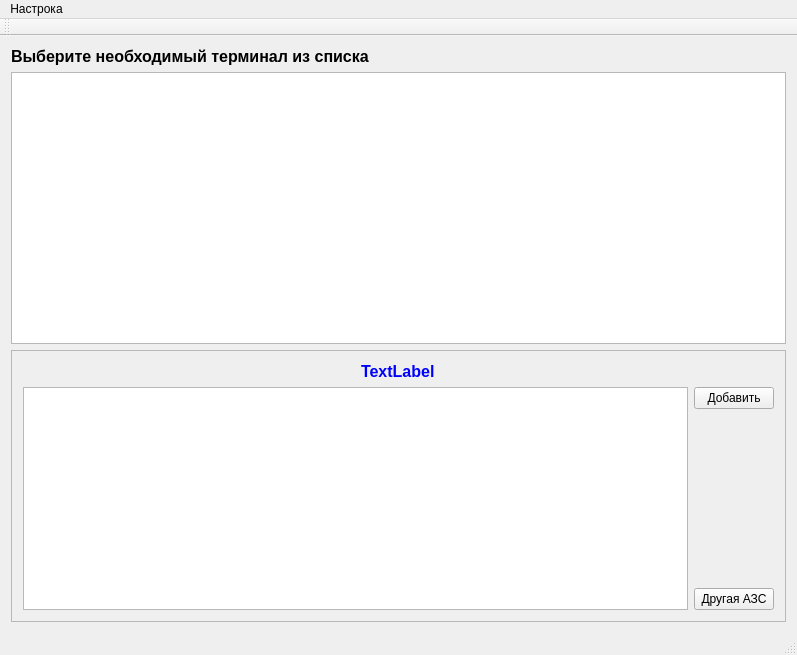
Old version of the form mainwindow.ui in the repository rust3128/MposOperators.
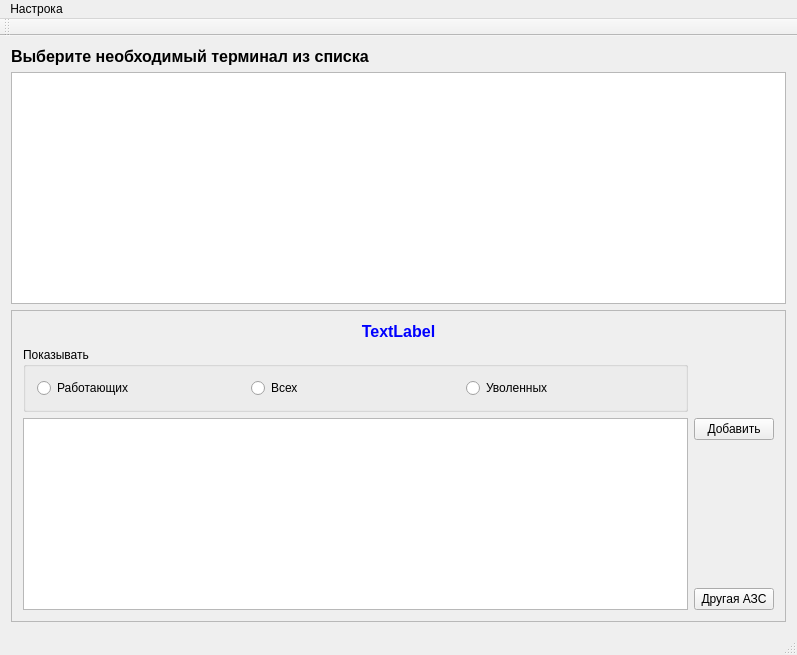
New version of the form. Icons and pictures are not drawn.

The edit to the form file:
```diff
--- a/mainwindow.ui
+++ b/mainwindow.ui
@@ -31,6 +31,11 @@
     </item>
     <item row="1" column="0">
      <widget class="QTableView" name="tableView">
+      <property name="font">
+       <font>
+        <pointsize>12</pointsize>
+       </font>
+      </property>
       <property name="editTriggers">
        <set>QAbstractItemView::NoEditTriggers</set>
       </property>
@@ -57,7 +62,27 @@
        <enum>QFrame::Raised</enum>
       </property>
       <layout class="QGridLayout" name="gridLayout">
-       <item row="1" column="1">
+       <item row="2" column="0">
+        <widget class="QTableWidget" name="tableWidget">
+         <property name="font">
+          <font>
+           <pointsize>12</pointsize>
+           <weight>50</weight>
+           <bold>false</bold>
+          </font>
+         </property>
+         <property name="editTriggers">
+          <set>QAbstractItemView::NoEditTriggers</set>
+         </property>
+         <property name="alternatingRowColors">
+          <bool>true</bool>
+         </property>
+         <property name="sortingEnabled">
+          <bool>true</bool>
+         </property>
+        </widget>
+       </item>
+       <item row="2" column="1">
         <layout class="QVBoxLayout" name="verticalLayout">
          <item>
           <widget class="QPushButton" name="pushButton">
@@ -88,7 +113,7 @@
          </item>
         </layout>
        </item>
-       <item row="0" column="0" colspan="2" alignment="Qt::AlignHCenter">
+       <item row="0" column="0" colspan="2">
         <widget class="QLabel" name="labelAzsTitle">
          <property name="font">
           <font>
@@ -103,13 +128,43 @@
          <property name="text">
           <string>TextLabel</string>
          </property>
+         <property name="alignment">
+          <set>Qt::AlignCenter</set>
+         </property>
          <property name="wordWrap">
           <bool>true</bool>
          </property>
         </widget>
        </item>
        <item row="1" column="0">
-        <widget class="QTableWidget" name="tableWidget"/>
+        <widget class="QGroupBox" name="">
+         <property name="title">
+          <string>Показывать</string>
+         </property>
+         <layout class="QHBoxLayout" name="horizontalLayout">
+          <item>
+           <widget class="QRadioButton" name="radioButtonActive">
+            <property name="text">
+             <string>Работающих</string>
+            </property>
+           </widget>
+          </item>
+          <item>
+           <widget class="QRadioButton" name="radioButtonAll">
+            <property name="text">
+             <string>Всех</string>
+            </property>
+           </widget>
+          </item>
+          <item>
+           <widget class="QRadioButton" name="radioButtonRemove">
+            <property name="text">
+             <string>Уволенных</string>
+            </property>
+           </widget>
+          </item>
+         </layout>
+        </widget>
        </item>
       </layout>
      </widget>
```
Left out of the diff: 10 changed lines with no effect on the pictures.
